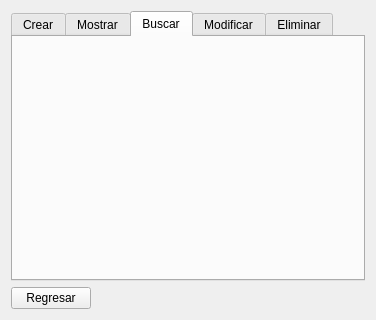
First picture: the form in Proyecto/menudisponibilidad.ui, repository alexVillasenor/SEDDII, before the edit.
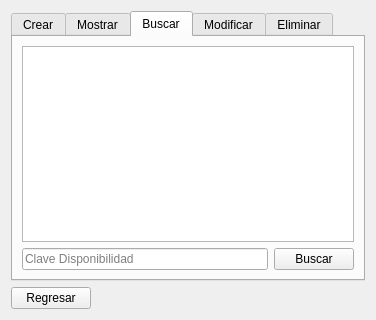
Second picture: the form after the edit. The open tabs and pages were chosen to show the change.

Commit message: Buscar listo

Patch:
```diff
--- a/Proyecto/menudisponibilidad.ui
+++ b/Proyecto/menudisponibilidad.ui
@@ -126,6 +126,28 @@
       <attribute name="title">
        <string>Buscar</string>
       </attribute>
+      <layout class="QGridLayout" name="gridLayout_4">
+       <item row="0" column="0" colspan="2">
+        <widget class="QTextBrowser" name="textBrowser_2"/>
+       </item>
+       <item row="1" column="0">
+        <widget class="QLineEdit" name="lineEdit">
+         <property name="placeholderText">
+          <string>Clave Disponibilidad</string>
+         </property>
+        </widget>
+       </item>
+       <item row="1" column="1">
+        <widget class="QPushButton" name="pushButton_4">
+         <property name="text">
+          <string>Buscar</string>
+         </property>
+         <property name="autoDefault">
+          <bool>true</bool>
+         </property>
+        </widget>
+       </item>
+      </layout>
      </widget>
      <widget class="QWidget" name="tab_4">
       <attribute name="title">
```
Left out of the diff: 2 changed lines with no effect on the pictures. The commit also changes 7 other files.
